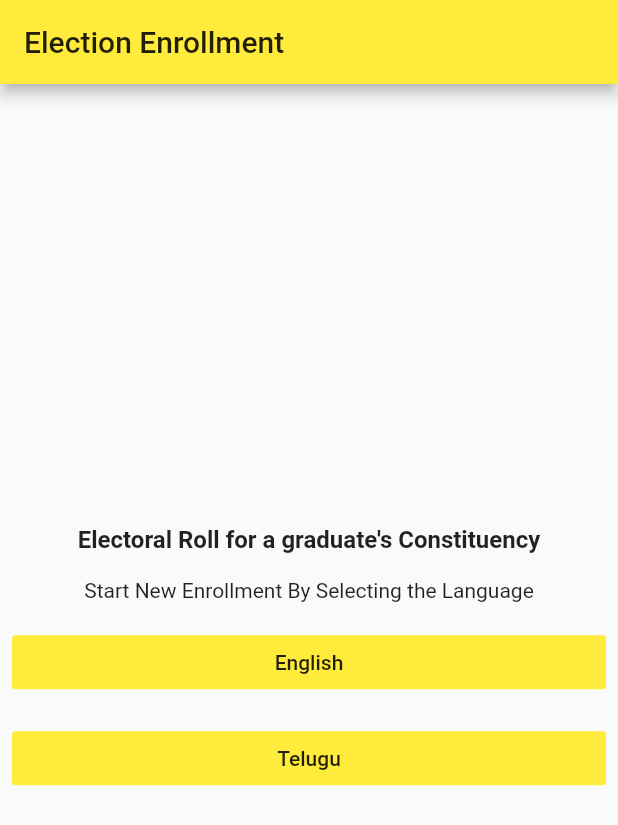
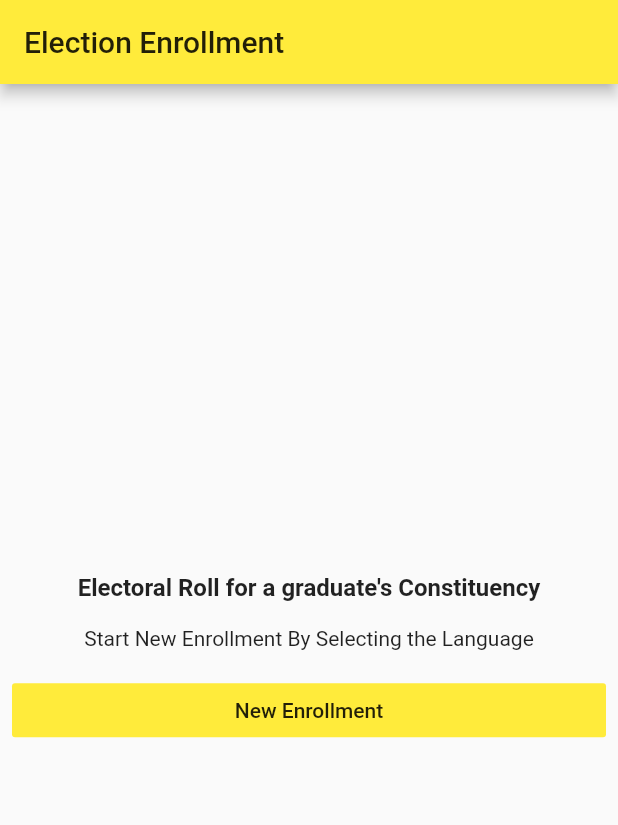
Before and after one commit to Adityavns/thredzit, a Flutter app: the screen it shows after launch, on a phone screen of 412 x 824 dp. Shown: the top 825 px of the screen. Run offline on Flutter 3.47's test engine with Material 2 defaults, Android fonts, the light colour scheme and no system bars; our stand-ins replace cloud_firestore, firebase_core, firebase_storage, get, image_picker, rxdart; accounts and stored records are empty.

Commit message:
Enrolled New Applications.

```diff
--- a/lib/Home.dart
+++ b/lib/Home.dart
@@ -39,37 +39,37 @@ class _HomeState extends State<Home> {
                 FlatButton(
                   color: Colors.yellow,
                   onPressed: () {
-                    gotoNewEnrolmentScreen("English");
+                    gotoNewEnrolmentScreen();
                   },
-                  child: Text("English"),
+                  child: Text("New Enrollment"),
                 ),
               ],
             ),
           ),
-          Padding(
-            padding: const EdgeInsets.all(8.0),
-            child: Column(
-              crossAxisAlignment: CrossAxisAlignment.stretch,
-              children: <Widget>[
-                FlatButton(
-                  color: Colors.yellow,
-                  child: Text("Telugu"),
-                  onPressed: () {
-                    gotoNewEnrolmentScreen("English");
-                  },
-                ),
-              ],
-            ),
-          )
+          // Padding(
+          //   padding: const EdgeInsets.all(8.0),
+          //   child: Column(
+          //     crossAxisAlignment: CrossAxisAlignment.stretch,
+          //     children: <Widget>[
+          //       FlatButton(
+          //         color: Colors.yellow,
+          //         child: Text("Telugu"),
+          //         onPressed: () {
+          //           gotoNewEnrolmentScreen("English");
+          //         },
+          //       ),
+          //     ],
+          //   ),
+          // )
         ],
       ),
     );
   }
 
-  void gotoNewEnrolmentScreen(String selectedLanguage) {
+  void gotoNewEnrolmentScreen() {
     Navigator.push(
       context,
-      MaterialPageRoute(builder: (context) => new NewEnrollment(selectedLanguage)),
+      MaterialPageRoute(builder: (context) => new NewEnrollment()),
     );
   }
 }
--- /dev/null
+++ b/lib/Messages.dart
@@ -0,0 +1,45 @@
+import 'package:get/get.dart';
+
+class Messages extends Translations {
+  @override
+  Map<String, Map<String, String>> get keys => {
+    'en_US': {
+      "name":"",
+      "guardianName":"",
+      "qualification":"",
+      "occupation":"",
+      "houseNumber":"",
+      "street":"",
+      "town":"",
+      "postOffice":"",
+      "policeStation":"",
+      "district":"",
+      "age":"",
+      "primaryMobileNumber":"",
+      "alternateMobileNumber":"",
+      "emailId":"",
+      "graduationCollege":"",
+      "graduationYear":"",
+      "aadhaarNumber":"",
+    },
+    'te_IN': {
+      "name":"",
+      "guardianName":"",
+      "qualification":"",
+      "occupation":"",
+      "houseNumber":"",
+      "street":"",
+      "town":"",
+      "postOffice":"",
+      "policeStation":"",
+      "district":"",
+      "age":"",
+      "primaryMobileNumber":"",
+      "alternateMobileNumber":"",
+      "emailId":"",
+      "graduationCollege":"",
+      "graduationYear":"",
+      "aadhaarNumber":"",
+    }
+  };
+}
--- a/lib/application.dart
+++ b/lib/application.dart
@@ -17,6 +17,7 @@ class Application{
     String emailId;
     String graduationCollege;
     String graduationYear;
+    String aadhaarNumber;
     String photoUrl;
     String voterIdUrl;
     String aadharCardUrl;
@@ -43,6 +44,7 @@ class Application{
       this.emailId,
       this.graduationCollege,
       this.graduationYear,
+      this.aadhaarNumber,
       this.photoUrl,
       this.voterIdUrl,
         this.aadharCardUrl,
@@ -69,6 +71,7 @@ class Application{
         map['emailId'] = this.emailId;
         map['graduationCollege'] = this.graduationCollege;
         map['graduationYear'] = this.graduationYear;
+        map['aadhaarNumber'] = this.aadhaarNumber;
         map['photoUrl'] = this.photoUrl;
         map['voterIdUrl'] = this.voterIdUrl;
         map['aadharCardUrl'] = this.aadharCardUrl;
--- a/lib/main.dart
+++ b/lib/main.dart
@@ -1,6 +1,8 @@
 import 'package:firebase_core/firebase_core.dart';
 import 'package:flutter/material.dart';
+import 'package:get/route_manager.dart';
 import 'package:thredzit/Home.dart';
+import 'package:thredzit/Messages.dart';
 
 void main() {
   runApp(MyApp());
@@ -12,7 +14,11 @@ class MyApp extends StatelessWidget {
   @override
   Widget build(BuildContext context) {
     return MaterialApp(
+      //translations: Messages(),
+      debugShowCheckedModeBanner: false,
       title: 'Flutter Demo',
+      //locale: Locale('en', 'US'),
+      //fallbackLocale: Locale('te', 'IN'),
       theme: ThemeData(
         primarySwatch: Colors.yellow,
         visualDensity: VisualDensity.adaptivePlatformDensity,
--- a/lib/survey.dart
+++ b/lib/survey.dart
@@ -2,11 +2,11 @@ import 'dart:io';
 
 import 'package:flutter/material.dart';
 import 'package:image_picker/image_picker.dart';
+
 import 'package:thredzit/bloc.dart';
 
 class NewEnrollment extends StatefulWidget {
-  final String selectedLanguage;
-  NewEnrollment(this.selectedLanguage);
+
 
   @override
   _NewEnrollmentState createState() => _NewEnrollmentState();
@@ -73,6 +73,8 @@ class _NewEnrollmentState extends State<NewEnrollment> {
 
   var graduationType = "Degree";
 
+  bool enrolled = false;
+
   /*TextEditingController mobileNumberController = new TextEditingController();
   TextEditingController alternativeMobileNumberController =
       new TextEditingController();*/
@@ -85,7 +87,6 @@ class _NewEnrollmentState extends State<NewEnrollment> {
       body: getBody(),
     );
   }
-
 
   Widget getBody() {
     return SingleChildScrollView(
@@ -190,10 +191,9 @@ class _NewEnrollmentState extends State<NewEnrollment> {
             }
           } else if (labelText == "Phone Number") {
             return validateMobile(value);
-          }else if(labelText=="Alternate Phone Number"){
+          } else if (labelText == "Alternate Phone Number") {
             return null;
-          }
-          else {
+          } else {
             if (value.isEmpty) {
               return 'Please enter some text';
             }
@@ -220,81 +220,71 @@ class _NewEnrollmentState extends State<NewEnrollment> {
     switch (value) {
       case 1:
         {
-          return widget.selectedLanguage == "English" ? "Full Name" : "";
+          return "Full Name";
         }
       case 2:
         {
-          return widget.selectedLanguage == "English"
-              ? "Father's/Mother's/Husband's name"
-              : "";
+          return "Father's/Mother's/Husband's name";
         }
       case 3:
         {
-          return widget.selectedLanguage == "English" ? "Qualification" : "";
+          return "Qualification";
         }
       case 4:
         {
-          return widget.selectedLanguage == "English" ? "Aadhaar Number" : "";
+          return "Aadhaar Number";
         }
       case 5:
         {
-          return widget.selectedLanguage == "English" ? "Occupation" : "";
+          return "Occupation";
         }
       case 6:
         {
-          return widget.selectedLanguage == "English" ? "House Number" : "";
+          return "House Number";
         }
       case 7:
         {
-          return widget.selectedLanguage == "English" ? "Street" : "";
+          return "Street";
         }
       case 8:
         {
-          return widget.selectedLanguage == "English" ? "Town/Village" : "";
+          return "Town/Village";
         }
       case 9:
         {
-          return widget.selectedLanguage == "English" ? "District" : "";
+          return "District";
         }
       case 10:
         {
-          return widget.selectedLanguage == "English" ? "Postal Pin Code" : "";
+          return "Postal Pin Code";
         }
       case 11:
         {
-          return widget.selectedLanguage == "English"
-              ? "Police Station/Tehsil/Taluka/Mouza"
-              : "";
+          return "Police Station/Tehsil/Taluka/Mouza";
         }
       case 12:
         {
-          return widget.selectedLanguage == "English" ? "Age" : "";
+          return "Age";
         }
       case 13:
         {
-          return widget.selectedLanguage == "English" ? "Phone Number" : "";
+          return "Phone Number";
         }
       case 14:
         {
-          return widget.selectedLanguage == "English"
-              ? "Alternate Phone Number"
-              : "";
+          return "Alternate Phone Number";
         }
       case 15:
         {
-          return widget.selectedLanguage == "English" ? "Email" : "";
+          return "Email";
         }
       case 16:
         {
-          return widget.selectedLanguage == "English"
-              ? "Graduation College"
-              : "గ్రాడ్యుయేషన్ కళాశాల";
+          return "Graduation College";
         }
       case 17:
         {
-          return widget.selectedLanguage == "English"
-              ? "Graduation Year"
-              : "పట్టభద్రతపొందు సంవత్సరం";
+          return "Graduation Year";
         }
       default:
         {
@@ -377,6 +367,34 @@ class _NewEnrollmentState extends State<NewEnrollment> {
     );
   }
 
+  void showAlertDialogForResubmission(BuildContext context) {
+    // set up the button
+    Widget okButton = FlatButton(
+      child: Text("OK"),
+      onPressed: () {
+        Navigator.pop(context);
+        Navigator.pop(context);
+      },
+    );
+
+    // set up the AlertDialog
+    AlertDialog alert = AlertDialog(
+      title: Text("Warning!"),
+      content: Text("Already enrolled with this details!"),
+      actions: [
+        okButton,
+      ],
+    );
+
+    // show the dialog
+    showDialog(
+      context: context,
+      builder: (BuildContext context) {
+        return alert;
+      },
+    );
+  }
+
   void showAlertDialog(BuildContext context) {
     // set up the button
     Widget okButton = FlatButton(
@@ -419,6 +437,11 @@ class _NewEnrollmentState extends State<NewEnrollment> {
                         _graduationCertificate != null &&
                         _aadharCard != null &&
                         _signature != null) {
+                      if (enrolled) {
+                        showAlertDialogForResubmission(context);
+                        return;
+                      }
+                      enrolled = true;
                       showLoading(context);
                       bloc.enrollNewForm(
                           nameController.text,
@@ -438,6 +461,7 @@ class _NewEnrollmentState extends State<NewEnrollment> {
                           graduationType,
                           graduationYear.text,
                           gender,
+                          aadhaarController.text,
                           _profilePic,
                           _aadharCard,
                           _voterId,
@@ -618,11 +642,10 @@ class _NewEnrollmentState extends State<NewEnrollment> {
     );
   }
 
-
   void showLoading(BuildContext context) async {
     // set up the AlertDialog
     AlertDialog alert = AlertDialog(
-      content:Column(
+        content: Column(
       mainAxisSize: MainAxisSize.min,
       children: [
         StreamBuilder<bool>(
@@ -666,8 +689,7 @@ class _NewEnrollmentState extends State<NewEnrollment> {
                     );
             }),
       ],
-      )
-    );
+    ));
 
     // show the dialog
     showDialog(
--- a/pubspec.yaml
+++ b/pubspec.yaml
@@ -36,11 +36,15 @@ dependencies:
   firebase_core: ^0.5.0
   cloud_firestore: ^0.14.0+2
   rxdart: ^0.24.1
+  get: ^3.12.1
 
 dev_dependencies:
   flutter_test:
     sdk: flutter
 
+
+flutter_localizations: # added
+  sdk: flutter
 
 
 
```
Also changed, not shown: lib/bloc.dart (+5 -4 lines). Lines whose indentation alone changed are shown as unchanged.
